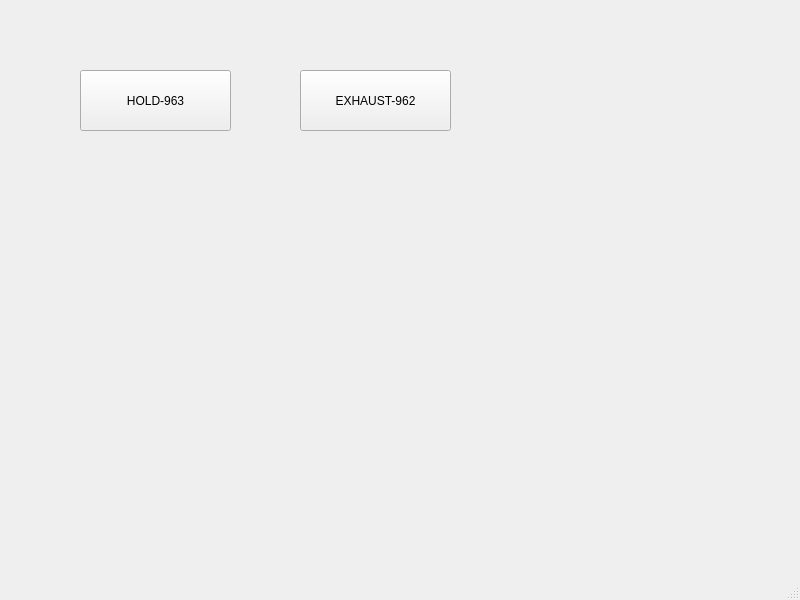
Qt form mainwindow.ui (deepthagreenmed/gpio_ai) before a commit.
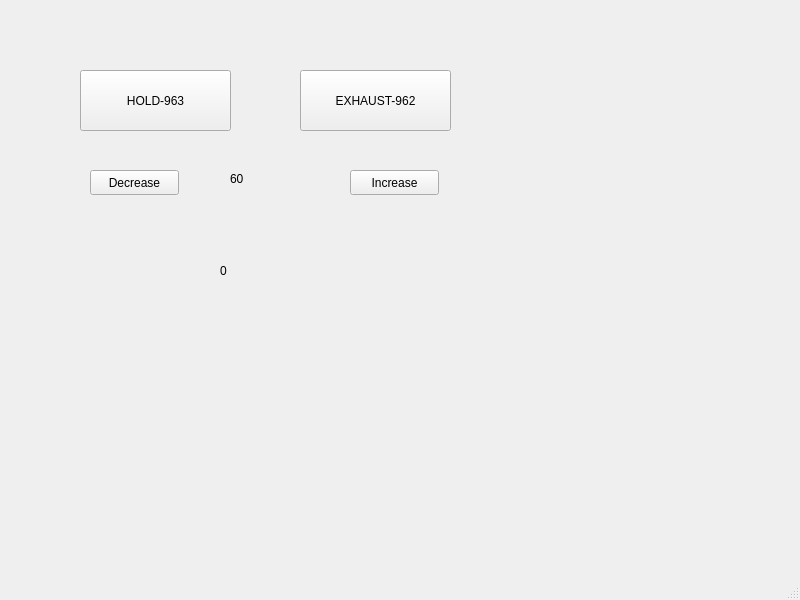
The same form after that commit.

What changed in the file:
```diff
--- a/mainwindow.ui
+++ b/mainwindow.ui
@@ -40,6 +40,58 @@
      <string>EXHAUST-962</string>
     </property>
    </widget>
+   <widget class="QPushButton" name="pushButton_3">
+    <property name="geometry">
+     <rect>
+      <x>90</x>
+      <y>170</y>
+      <width>89</width>
+      <height>25</height>
+     </rect>
+    </property>
+    <property name="text">
+     <string>Decrease</string>
+    </property>
+   </widget>
+   <widget class="QPushButton" name="pushButton_4">
+    <property name="geometry">
+     <rect>
+      <x>350</x>
+      <y>170</y>
+      <width>89</width>
+      <height>25</height>
+     </rect>
+    </property>
+    <property name="text">
+     <string>Increase</string>
+    </property>
+   </widget>
+   <widget class="QLabel" name="label">
+    <property name="geometry">
+     <rect>
+      <x>230</x>
+      <y>170</y>
+      <width>67</width>
+      <height>17</height>
+     </rect>
+    </property>
+    <property name="text">
+     <string>60</string>
+    </property>
+   </widget>
+   <widget class="QLabel" name="label_2">
+    <property name="geometry">
+     <rect>
+      <x>220</x>
+      <y>250</y>
+      <width>101</width>
+      <height>41</height>
+     </rect>
+    </property>
+    <property name="text">
+     <string>0</string>
+    </property>
+   </widget>
   </widget>
   <widget class="QMenuBar" name="menubar">
    <property name="geometry">
```
